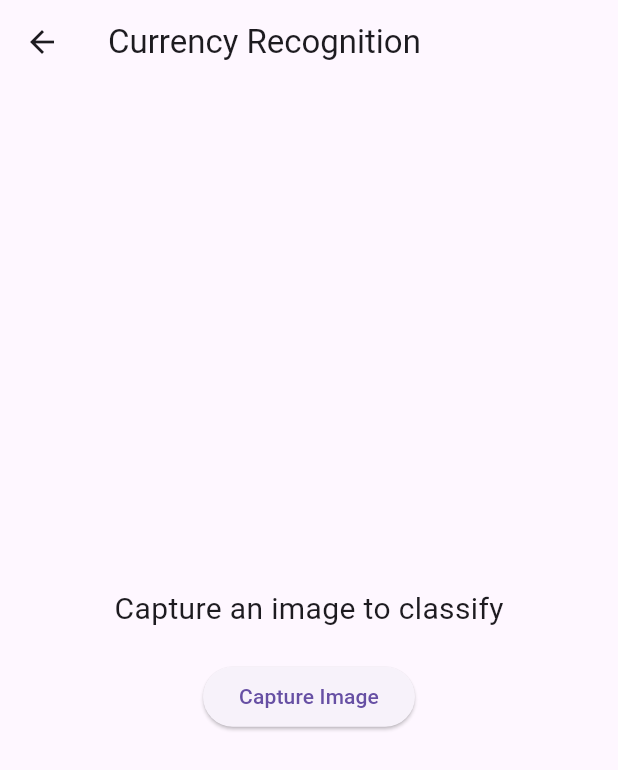
After one commit to PatilAntariksh/Mind-For-The-Blind, a Flutter app: the CameraScreen screen opened by its route, after a tap on "Capture Image", on a phone screen of 412 x 824 dp. The commit adds this screen. Shown: the top 770 px of the screen. Run offline on Flutter 3.47's test engine with Material 3 defaults, Android fonts, the phone set to English and light mode, and no system bars; our stand-ins replace cloud_firestore, firebase_auth, firebase_core, image_picker; missing offline and left inert: tflite_flutter; accounts and stored records are empty.

Commit message:
ML model integration and test inference screen added

```diff
--- a/lib/main.dart
+++ b/lib/main.dart
@@ -5,6 +5,8 @@ import 'screens/welcome_page.dart';
 import 'screens/signup_page.dart';
 import 'screens/login_page.dart';
 import 'screens/mode_selection.dart';
+import 'screens/camera_screen.dart';
+import 'screens/test_inference_screen.dart';
 
 void main() async {
   WidgetsFlutterBinding.ensureInitialized();
@@ -28,6 +30,8 @@ class CapstoneProjectApp extends StatelessWidget {
         '/signup': (context) => SignUpPage(),
         '/login': (context) => LoginPage(),
         '/mode_selection': (context) => ModeSelection(),
+        '/camera': (context) => CameraScreen(), // Added CameraScreen route
+        '/test_inference': (context) => const TestInferenceScreen(),
       },
     );
   }
--- /dev/null
+++ b/lib/screens/camera_screen.dart
@@ -0,0 +1,64 @@
+import 'package:flutter/material.dart';
+import 'package:image_picker/image_picker.dart';
+import 'dart:io';
+import 'dart:typed_data';
+import 'currency_classifier.dart';
+
+class CameraScreen extends StatefulWidget {
+  @override
+  _CameraScreenState createState() => _CameraScreenState();
+}
+
+class _CameraScreenState extends State<CameraScreen> {
+  final ImagePicker _picker = ImagePicker();
+  late CurrencyClassifier classifier;
+  String result = "Capture an image to classify";
+
+  @override
+  void initState() {
+    super.initState();
+    classifier = CurrencyClassifier();
+    classifier.loadModel();
+  }
+
+  Future<void> pickImage() async {
+    final pickedFile = await _picker.pickImage(source: ImageSource.camera);
+    if (pickedFile != null) {
+      File imageFile = File(pickedFile.path);
+      Uint8List imageBytes = await imageFile.readAsBytes();
+
+      var prediction = classifier.classify(imageBytes);
+      int predictedClass = prediction.indexOf(prediction.reduce((a, b) => a > b ? a : b));
+
+      setState(() {
+        result = "Predicted Currency: \$${getClassLabel(predictedClass)}";
+      });
+    }
+  }
+
+  /// Convert class index to currency labels
+  String getClassLabel(int index) {
+    List<String> labels = ["1", "5", "10", "20", "50", "100"];
+    return labels[index];
+  }
+
+  @override
+  Widget build(BuildContext context) {
+    return Scaffold(
+      appBar: AppBar(title: Text("Currency Recognition")),
+      body: Center(
+        child: Column(
+          mainAxisAlignment: MainAxisAlignment.center,
+          children: [
+            Text(result, style: TextStyle(fontSize: 20)),
+            SizedBox(height: 20),
+            ElevatedButton(
+              onPressed: pickImage,
+              child: Text("Capture Image"),
+            ),
+          ],
+        ),
+      ),
+    );
+  }
+}
--- /dev/null
+++ b/lib/screens/currency_classifier.dart
@@ -0,0 +1,27 @@
+import 'package:tflite_flutter/tflite_flutter.dart';
+import 'dart:typed_data';
+
+class CurrencyClassifier {
+  late Interpreter interpreter;
+
+  /// Load the TFLite model
+  Future<void> loadModel() async {
+    interpreter = await Interpreter.fromAsset('currency_model.tflite');
+    print("TFLite model loaded successfully");
+  }
+
+  /// Run classification on an image
+  List<double> classify(Uint8List imageBytes) {
+    var input = preprocessImage(imageBytes); // Convert image to Tensor
+    var output = List.filled(1 * 6, 0).reshape([1, 6]); // Assuming 6 classes
+
+    interpreter.run(input, output);
+    return output[0]; // Returns probability scores for each class
+  }
+
+  /// Preprocessing function (modify for actual use)
+  List<double> preprocessImage(Uint8List imageBytes) {
+    // Resize, normalize, and convert image to tensor (implement accordingly)
+    return List.filled(224 * 224 * 3, 0.0); // Placeholder
+  }
+}
--- a/lib/screens/welcome_page.dart
+++ b/lib/screens/welcome_page.dart
@@ -9,6 +9,7 @@ class WelcomePage extends StatelessWidget {
       backgroundColor: Colors.white,
       body: Column(
         children: [
+          // Top Text
           Expanded(
             flex: 1,
             child: Center(
@@ -19,6 +20,7 @@ class WelcomePage extends StatelessWidget {
               ),
             ),
           ),
+          // Login & New User Buttons
           Expanded(
             flex: 4,
             child: Row(
```
Also changed, not shown: lib/screens/test_inference_screen.dart (added, +109 -0 lines), lib/services/model_service.dart (added, +34 -0 lines), pubspec.yaml (+76 -13 lines), assets/images/10_Dollar_sample.png (added), assets/images/1_Dollar_Sample.png (added), pubspec.lock, 21 other files.
